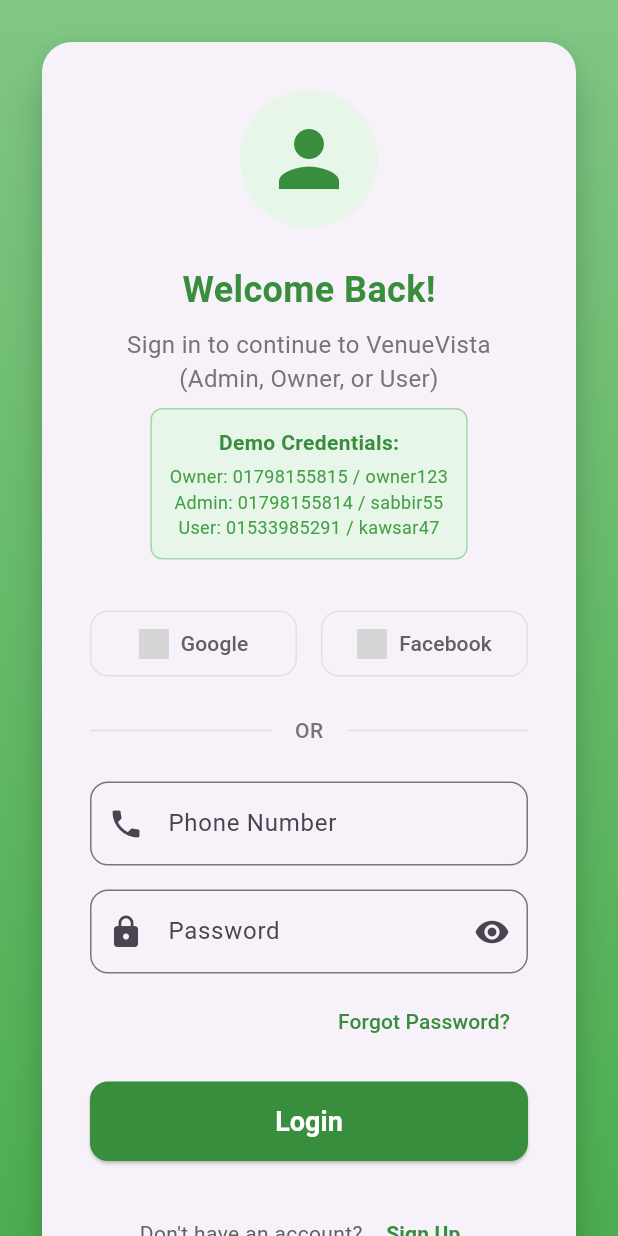
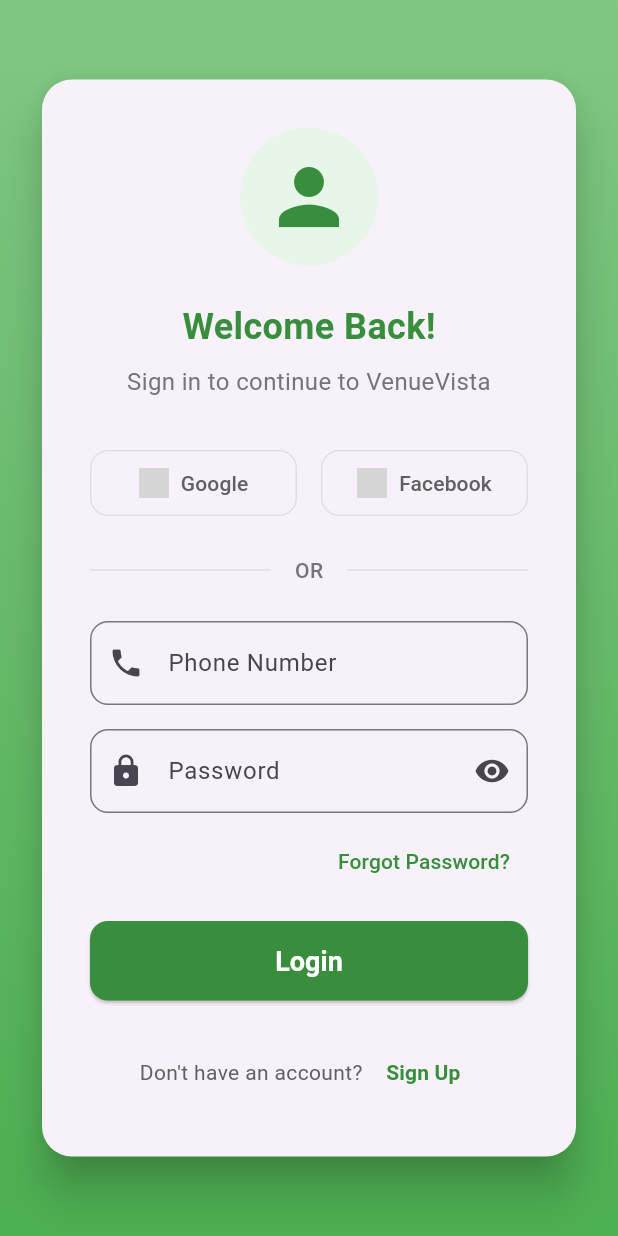
Before and after one commit to sabbir5959/VenueVista, a Flutter app: the screen it shows after launch, on a phone screen of 412 x 824 dp. Run offline on Flutter 3.47's test engine with Material 3 defaults, Android fonts, the phone set to English and light mode, and no system bars; grey boxes are pictures that could not be loaded.

Commit message:
remove extra things

```diff
--- a/lib/admin/screens/admin_dashboard.dart
+++ b/lib/admin/screens/admin_dashboard.dart
@@ -3,11 +3,9 @@
 import 'overview_page.dart';
 import 'users_page.dart';
 import 'owners_page.dart';
-import 'venues_page.dart';
 import 'bookings_page.dart';
 import 'events_page.dart';
 import 'payments_page.dart';
-import 'settings_page.dart';
 
 class AdminDashboard extends StatefulWidget {
   const AdminDashboard({super.key});
--- a/lib/screens/login_page.dart
+++ b/lib/screens/login_page.dart
@@ -195,42 +195,9 @@
                       const SizedBox(height: 8),
 
                       Text(
-                        'Sign in to continue to VenueVista\n(Admin, Owner, or User)',
+                        'Sign in to continue to VenueVista',
                         textAlign: TextAlign.center,
                         style: TextStyle(fontSize: 16, color: Colors.grey[600]),
-                      ),
-
-                      const SizedBox(height: 8),
-
-                      // Demo credentials info
-                      Container(
-                        padding: const EdgeInsets.all(12),
-                        decoration: BoxDecoration(
-                          color: Colors.green[50],
-                          borderRadius: BorderRadius.circular(8),
-                          border: Border.all(color: Colors.green[200]!),
-                        ),
-                        child: Column(
-                          children: [
-                            Text(
-                              'Demo Credentials:',
-                              style: TextStyle(
-                                fontWeight: FontWeight.bold,
-                                color: Colors.green[700],
-                                fontSize: 14,
-                              ),
-                            ),
-                            const SizedBox(height: 4),
-                            Text(
-                              'Owner: 01798155815 / owner123\nAdmin: 01798155814 / sabbir55\nUser: 01533985291 / kawsar47',
-                              textAlign: TextAlign.center,
-                              style: TextStyle(
-                                fontSize: 12,
-                                color: Colors.green[600],
-                              ),
-                            ),
-                          ],
-                        ),
                       ),
 
                       const SizedBox(height: 32),
--- a/lib/users/dashboard.dart
+++ b/lib/users/dashboard.dart
@@ -1,5 +1,5 @@
 import 'package:flutter/material.dart';
-import '../screens/search_grounds.dart';
+import 'search_grounds.dart';
 
 class HomeActivity extends StatefulWidget {
   const HomeActivity({super.key});
```
Also changed, not shown: pubspec.yaml (+3 -22 lines), lib/users/ground_details.dart (renamed from lib/screens/ground_details.dart), lib/users/search_grounds.dart (renamed from lib/screens/search_grounds.dart), pubspec.lock, 9 other files.
